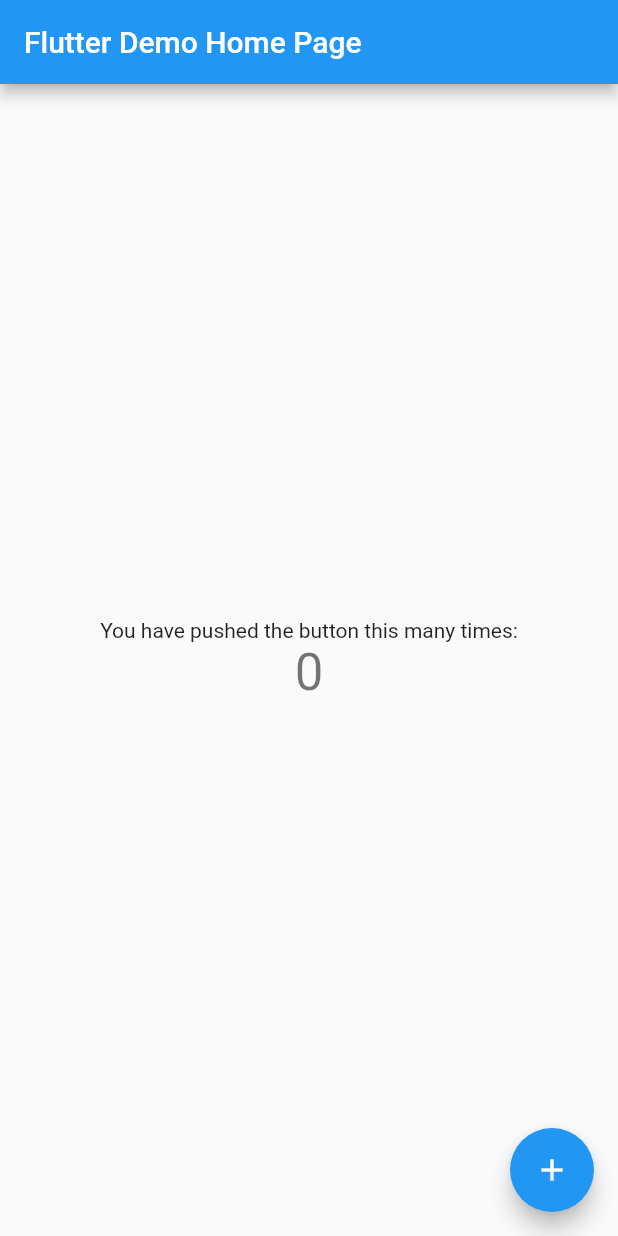
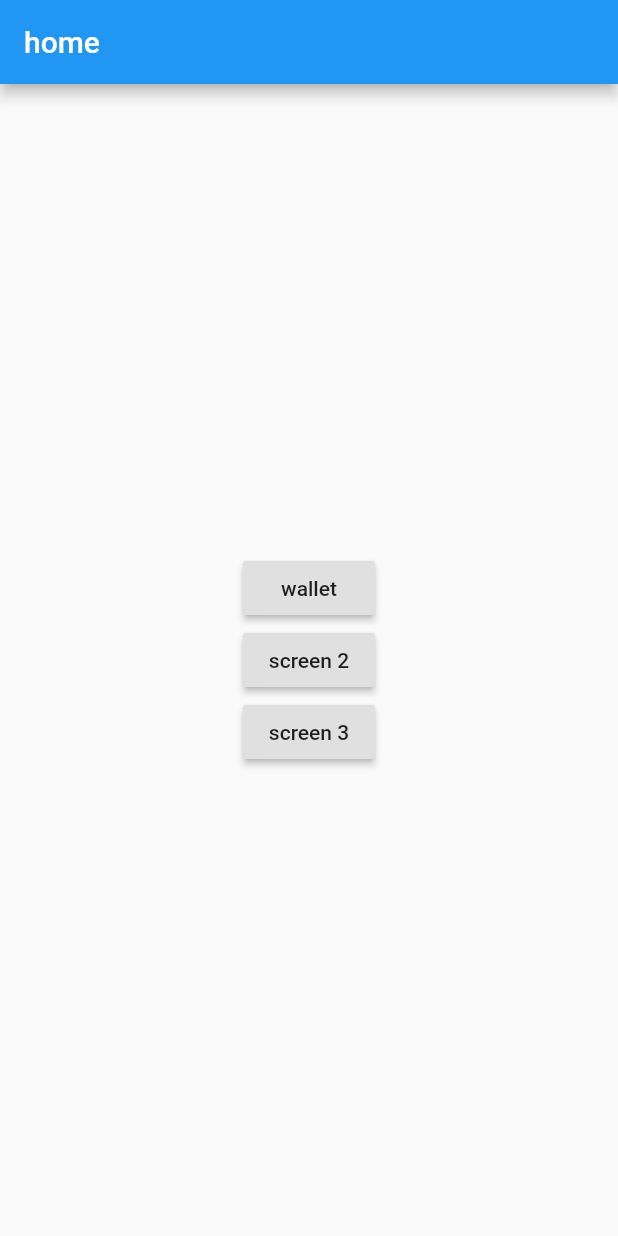
Before and after one commit to gridaco/dynamix, a Flutter app: the screen it shows after launch, on a phone screen of 412 x 824 dp. Run offline on Flutter 3.47's test engine with Material 2 defaults, Android fonts, the light colour scheme and no system bars.

Commit message:
🐶 added wallet remote-ui demo

```diff
--- a/example/lib/main.dart
+++ b/example/lib/main.dart
@@ -1,4 +1,7 @@
 import 'package:flutter/material.dart';
+import 'package:flutter_remote_ui_example/screen/wallet_screen.dart';
+import 'package:flutter_remote_ui_example/screen/screen2.dart';
+import 'package:flutter_remote_ui_example/screen/screen3.dart';
 
 void main() => runApp(MyApp());
 
@@ -9,103 +12,58 @@
     return MaterialApp(
       title: 'Flutter Demo',
       theme: ThemeData(
-        // This is the theme of your application.
-        //
-        // Try running your application with "flutter run". You'll see the
-        // application has a blue toolbar. Then, without quitting the app, try
-        // changing the primarySwatch below to Colors.green and then invoke
-        // "hot reload" (press "r" in the console where you ran "flutter run",
-        // or simply save your changes to "hot reload" in a Flutter IDE).
-        // Notice that the counter didn't reset back to zero; the application
-        // is not restarted.
         primarySwatch: Colors.blue,
       ),
-      home: MyHomePage(title: 'Flutter Demo Home Page'),
+      initialRoute: MyHomePage.routeName,
+      routes: {
+        MyHomePage.routeName: (context) => MyHomePage(),
+        Screen1.routeName: (context) => Screen1(),
+        Screen2.routeName: (context) => Screen2(),
+        Screen3.routeName: (context) => Screen3(),
+      },
     );
   }
 }
 
 class MyHomePage extends StatefulWidget {
-  MyHomePage({Key key, this.title}) : super(key: key);
-
-  // This widget is the home page of your application. It is stateful, meaning
-  // that it has a State object (defined below) that contains fields that affect
-  // how it looks.
-
-  // This class is the configuration for the state. It holds the values (in this
-  // case the title) provided by the parent (in this case the App widget) and
-  // used by the build method of the State. Fields in a Widget subclass are
-  // always marked "final".
-
-  final String title;
-
+  static const routeName = "/home";
   @override
   _MyHomePageState createState() => _MyHomePageState();
 }
 
 class _MyHomePageState extends State<MyHomePage> {
-  int _counter = 0;
-
-  void _incrementCounter() {
-    setState(() {
-      // This call to setState tells the Flutter framework that something has
-      // changed in this State, which causes it to rerun the build method below
-      // so that the display can reflect the updated values. If we changed
-      // _counter without calling setState(), then the build method would not be
-      // called again, and so nothing would appear to happen.
-      _counter++;
-    });
+  _moveToWalletScreen() {
+    Navigator.of(context).pushNamed(Screen1.routeName);
   }
 
   @override
   Widget build(BuildContext context) {
-    // This method is rerun every time setState is called, for instance as done
-    // by the _incrementCounter method above.
-    //
-    // The Flutter framework has been optimized to make rerunning build methods
-    // fast, so that you can just rebuild anything that needs updating rather
-    // than having to individually change instances of widgets.
     return Scaffold(
         appBar: AppBar(
-        // Here we take the value from the MyHomePage object that was created by
-        // the App.build method, and use it to set our appbar title.
-        title: Text(widget.title),
+          title: Text("home"),
         ),
         body: Center(
-        // Center is a layout widget. It takes a single child and positions it
-        // in the middle of the parent.
           child: Column(
-          // Column is also a layout widget. It takes a list of children and
-          // arranges them vertically. By default, it sizes itself to fit its
-          // children horizontally, and tries to be as tall as its parent.
-          //
-          // Invoke "debug painting" (press "p" in the console, choose the
-          // "Toggle Debug Paint" action from the Flutter Inspector in Android
-          // Studio, or the "Toggle Debug Paint" command in Visual Studio Code)
-          // to see the wireframe for each widget.
-          //
-          // Column has various properties to control how it sizes itself and
-          // how it positions its children. Here we use mainAxisAlignment to
-          // center the children vertically; the main axis here is the vertical
-          // axis because Columns are vertical (the cross axis would be
-          // horizontal).
             mainAxisAlignment: MainAxisAlignment.center,
             children: <Widget>[
-            Text(
-              'You have pushed the button this many times:',
+              RaisedButton(
+                child: Text("wallet"),
+                onPressed: _moveToWalletScreen,
               ),
-            Text(
-              '$_counter',
-              style: Theme.of(context).textTheme.display1,
+              RaisedButton(
+                child: Text("screen 2"),
+                onPressed: (){
+                  Navigator.of(context).pushNamed(Screen2.routeName);
+                },
+              ),
+              RaisedButton(
+                child: Text("screen 3"),
+                onPressed: (){
+                  Navigator.of(context).pushNamed(Screen3.routeName);
+                },
               ),
             ],
           ),
-      ),
-      floatingActionButton: FloatingActionButton(
-        onPressed: _incrementCounter,
-        tooltip: 'Increment',
-        child: Icon(Icons.add),
-      ), // This trailing comma makes auto-formatting nicer for build methods.
-    );
+        ));
   }
 }
--- /dev/null
+++ b/lib/src/data/model/Button.dart
@@ -0,0 +1,5 @@
+import 'package:flutter_remote_ui/src/data/model/Widget.dart';
+
+class Button extends Widget{
+
+}
--- /dev/null
+++ b/lib/src/data/model/Layout.dart
@@ -0,0 +1,6 @@
+abstract class Layout<Body>{
+  String version;
+  String layout;
+  String variant;
+  Body body;
+}
--- /dev/null
+++ b/lib/src/data/model/Text.dart
@@ -0,0 +1,5 @@
+import 'package:flutter_remote_ui/src/data/model/Widget.dart';
+
+class Text extends Widget{
+  String content;
+}
--- /dev/null
+++ b/lib/src/data/model/Widget.dart
@@ -0,0 +1,4 @@
+class Widget{
+  String type;
+  String key;
+}
```
Also changed, not shown: example/lib/screen/screen2.dart (added, +19 -0 lines), example/lib/screen/screen3.dart (added, +19 -0 lines), example/lib/screen/wallet_screen.dart (added, +115 -0 lines), lib/src/data/model/Image.dart (added, +12 -0 lines), example/pubspec.lock. Lines whose indentation alone changed are shown as unchanged.
